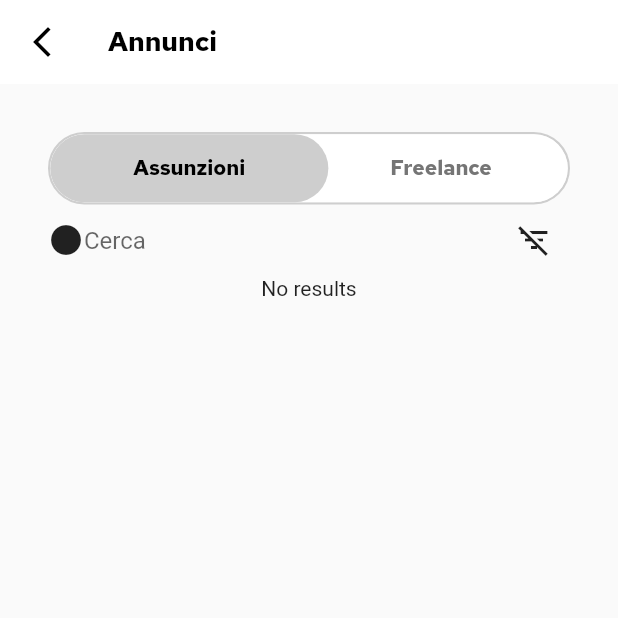
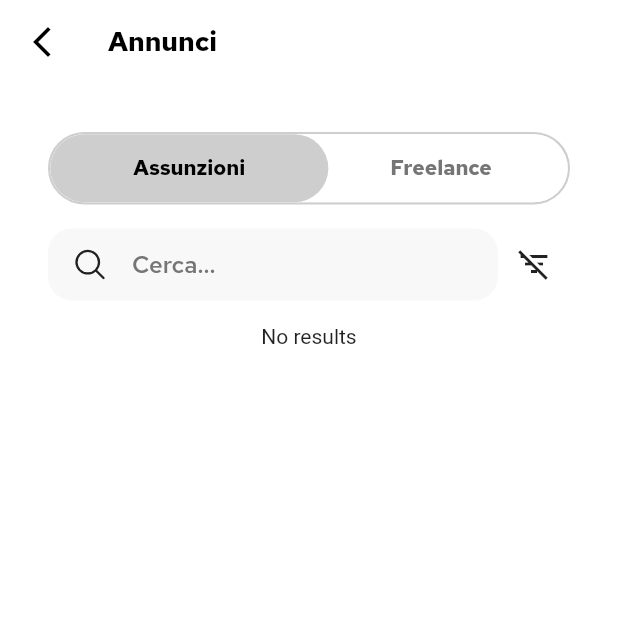
Before and after one commit to loromagnoni/fudeo-hackaton, a Flutter app: the HomeView screen opened directly, after a tap on "Vedi tutti", on a phone screen of 412 x 824 dp, the top half of it. Run offline on Flutter 3.47's test engine with Material 2 defaults, Android fonts, the light colour scheme and no system bars; our stand-ins replace bloc, equatable, flutter_bloc, flutter_svg, phosphor_flutter, rxdart and 2 more; accounts and stored records are empty; network calls fail.

Commit message:
style: search bar

```diff
--- a/lib/job_offer_list/view/job_offer_list_page.dart
+++ b/lib/job_offer_list/view/job_offer_list_page.dart
@@ -55,8 +55,9 @@ class JobOfferListView extends StatelessWidget {
 
   @override
   Widget build(BuildContext context) {
-    return Padding(
+    return Container(
       padding: const EdgeInsets.all(32),
+      color: AppColors.white,
       child: Column(
         children: [
           OpportunityTypeToggle(),
--- a/lib/job_offer_list/widget/filters/filters.dart
+++ b/lib/job_offer_list/widget/filters/filters.dart
@@ -10,7 +10,9 @@ class Filters extends StatelessWidget {
 
   @override
   Widget build(BuildContext context) {
-    return Row(
+    return Padding(
+      padding: const EdgeInsets.symmetric(vertical: 16),
+      child: Row(
         children: [
           Expanded(child: SearchBar()),
           BlocBuilder<JobOfferListBloc, JobOfferListState>(
@@ -18,12 +20,14 @@ class Filters extends StatelessWidget {
               return Visibility(
                   visible: state.selectedType == OpportunityType.jobOffer,
                   child: IconButton(
-                    onPressed: () => BlocProvider.of<JobOfferListBloc>(context)
+                      onPressed: () =>
+                          BlocProvider.of<JobOfferListBloc>(context)
                               .add(OpportunityFilterTap()),
                       icon: Icon(Icons.filter_list_off)));
             },
           )
         ],
+      ),
     );
   }
 }
--- a/lib/job_offer_list/widget/filters/search_bar/search_bar.dart
+++ b/lib/job_offer_list/widget/filters/search_bar/search_bar.dart
@@ -3,30 +3,48 @@ import 'package:flutter/src/widgets/framework.dart';
 import 'package:flutter/src/widgets/placeholder.dart';
 import 'package:flutter_bloc/flutter_bloc.dart';
 import 'package:fudeo_hackaton/job_offer_list/bloc/job_offer_list_bloc.dart';
+import 'package:fudeo_hackaton/theme/colors.dart';
+import 'package:fudeo_hackaton/theme/fonts.dart';
+import 'package:phosphor_flutter/phosphor_flutter.dart';
 
 class SearchBar extends StatelessWidget {
   const SearchBar({super.key});
 
   @override
   Widget build(BuildContext context) {
-    return Container(
+    return DecoratedBox(
+      decoration: BoxDecoration(
+        color: AppColors.ultraLightGrey,
+        borderRadius: BorderRadius.circular(16),
+      ),
+      child: Padding(
+        padding: const EdgeInsets.symmetric(horizontal: 16),
         child: Row(
           children: [
-          Icon(Icons.lens),
+            Icon(
+              PhosphorIcons.regular.magnifyingGlass,
+            ),
             Expanded(
+              child: Padding(
+                padding: const EdgeInsets.symmetric(horizontal: 16),
                 child: TextField(
+                  cursorColor: AppColors.sky,
+                  style: AppFonts.searchBar,
                   onChanged: (value) =>
                       BlocProvider.of<JobOfferListBloc>(context).add(
                     SearchTextChanged(value),
                   ),
-              decoration: InputDecoration(
+                  decoration: const InputDecoration(
                     border: InputBorder.none,
-                hintText: 'Cerca',
+                    hintStyle: AppFonts.searchBarPlaceholder,
+                    hintText: 'Cerca...',
+                  ),
                 ),
               ),
             )
           ],
         ),
+      ),
     );
   }
 }
--- a/lib/theme/fonts.dart
+++ b/lib/theme/fonts.dart
@@ -98,4 +98,18 @@ class AppFonts {
     color: AppColors.black,
     fontFamily: 'RedHat',
   );
+
+  static const TextStyle searchBar = TextStyle(
+    fontSize: 16,
+    fontWeight: FontWeight.w500,
+    color: AppColors.black,
+    fontFamily: 'RedHat',
+  );
+
+  static const TextStyle searchBarPlaceholder = TextStyle(
+    fontSize: 16,
+    fontWeight: FontWeight.w500,
+    color: AppColors.greyDark,
+    fontFamily: 'RedHat',
+  );
 }
--- a/pubspec.yaml
+++ b/pubspec.yaml
@@ -48,6 +48,8 @@ flutter:
           weight: 700
         - asset: fonts/Red_Hat_Text/RedHatText-Regular.ttf
           weight: 400
+        - asset: fonts/Red_Hat_Text/RedHatText-Medium.ttf
+          weight: 500
         - asset: fonts/Red_Hat_Text/RedHatText-SemiBold.ttf
           weight: 600
     - family: RedHatMono
```
Lines whose indentation alone changed are shown as unchanged.
